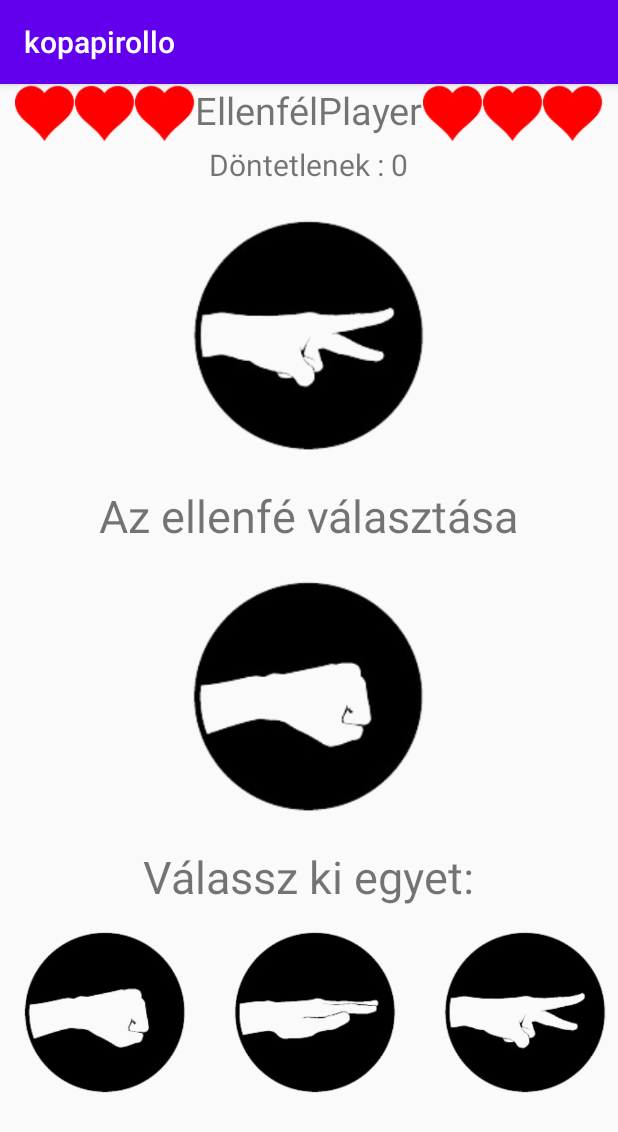
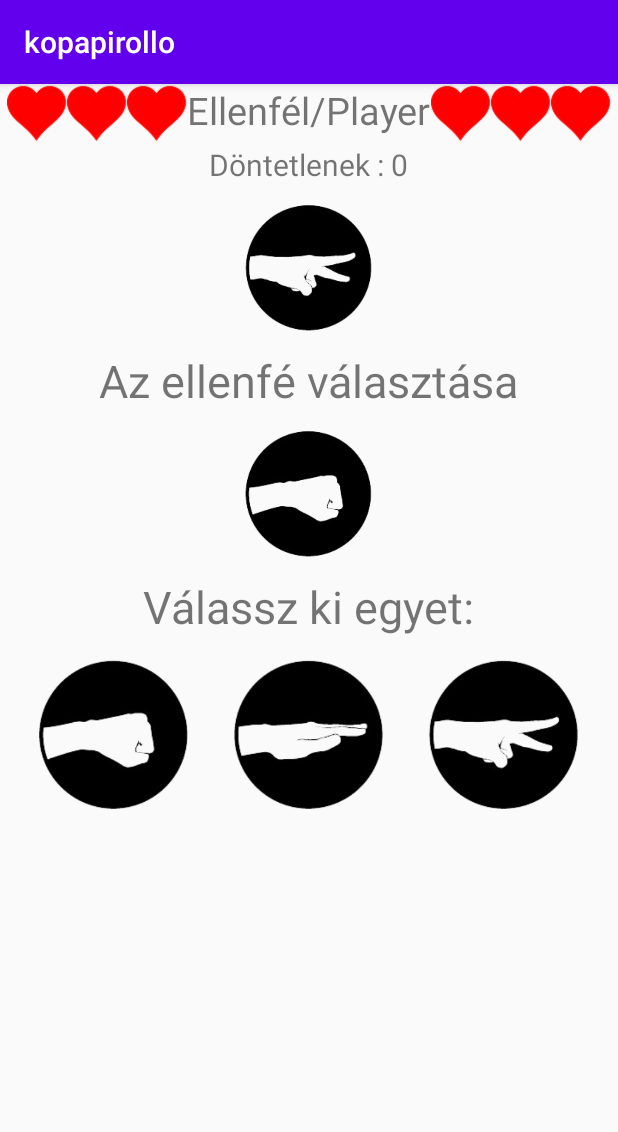
Before and after one commit to Keve001/kopapirollo_, an Android app: the screen it shows after launch (MainActivity), on a phone screen of 412 x 824 dp. Shown: the top 1132 px of the screen. Run offline under Robolectric (Android 15) with nearby library versions, the phone set to English and light mode, and no system bars.

Commit message:
teljes 2.0

```diff
--- a/app/src/main/java/com/example/kopapirollo/MainActivity.java
+++ b/app/src/main/java/com/example/kopapirollo/MainActivity.java
@@ -17,7 +17,7 @@ import java.util.Random;
 
 public class MainActivity extends AppCompatActivity {
     private ImageView sajatValasztas, gepValasztas, gep_hp1, gep_hp2, gep_hp3, jatekos_hp1, jatekos_hp2, jatekos_hp3;
-    private Button buttonKo, buttonOllo, buttonPapir;
+
     private Random random;
     private TextView dontetlen;
     private int valasztas,dontetlenPont,maxJatekosHp,maxGepHp,rand;
@@ -36,8 +36,9 @@ public class MainActivity extends AppCompatActivity {
             public void onClick(View v) {
                 valasztas = 1;
                 sajatValasztas.setImageResource(R.drawable.rock);
+                gepValasztasa();
                 jatek();
-                gepValasztasa();
+
 
             }
         });
@@ -46,8 +47,9 @@ public class MainActivity extends AppCompatActivity {
             public void onClick(View v) {
                 valasztas = 2;
                 sajatValasztas.setImageResource(R.drawable.paper);
+                gepValasztasa();
                 jatek();
-                gepValasztasa();
+
             }
         });
 
@@ -56,19 +58,44 @@ public class MainActivity extends AppCompatActivity {
             public void onClick(View v) {
                 valasztas = 3;
                 sajatValasztas.setImageResource(R.drawable.scissors);
+                gepValasztasa();
                 jatek();
-                gepValasztasa();
             }
         });
     }
         private void gepValasztasa() {
-        rand = random.nextInt(3) + 1;
+            rand = random.nextInt(4);
             if (rand == 1) {
                 gepValasztas.setImageResource(R.drawable.rock);
             } else if (rand == 2) {
                 gepValasztas.setImageResource(R.drawable.paper);
             } else if (rand == 3) {
                 gepValasztas.setImageResource(R.drawable.scissors);
+            }
+        }
+
+        private void jatek () {
+            if (valasztas == 1 && rand == 3) {
+                gepEletvesztes();
+            } else if (valasztas == 1 && rand == 2) {
+                jatekosEletvesztes();
+            } else if (valasztas == 2 && rand == 1) {
+                gepEletvesztes();
+            } else if (valasztas == 2 && rand == 3) {
+                jatekosEletvesztes();
+            } else if (valasztas == 3 && rand == 1) {
+                jatekosEletvesztes();
+            } else if (valasztas == 3 && rand == 2) {
+                gepEletvesztes();
+            } else if (valasztas == 1 && rand == 1) {
+                dontetlenPont++;
+                dontetlen.setText("döntetlenek:" + dontetlenPont);
+            } else if (valasztas == 2 && rand == 2) {
+                dontetlenPont++;
+                dontetlen.setText("döntetlenek:" + dontetlenPont);
+            } else if (valasztas == 3 && rand == 3) {
+                dontetlenPont++;
+                dontetlen.setText("döntetlenek:" + dontetlenPont);
             }
         }
         private void jatekosEletvesztes() {
@@ -116,38 +143,13 @@ public class MainActivity extends AppCompatActivity {
                     break;
             }
         }
-        private void jatek () {
-            if (valasztas == 1 && rand == 3) {
-                gepEletvesztes();
-            } else if (valasztas == 1 && rand == 2) {
-                jatekosEletvesztes();
-            } else if (valasztas == 2 && rand == 1) {
-                gepEletvesztes();
-            } else if (valasztas == 2 && rand == 3) {
-                jatekosEletvesztes();
-            } else if (valasztas == 3 && rand == 1) {
-                jatekosEletvesztes();
-            } else if (valasztas == 3 && rand == 2) {
-                gepEletvesztes();
-            } else if (valasztas == 1 && rand == 1) {
-                dontetlenPont++;
-                dontetlen.setText("döntetlenek" + dontetlenPont);
-            } else if (valasztas == 2 && rand == 2) {
-                dontetlenPont++;
-                dontetlen.setText("döntetlenek" + dontetlenPont);
-            } else if (valasztas == 3 && rand == 3) {
-                dontetlenPont++;
-                dontetlen.setText("döntetlenek:" + dontetlenPont);
-            }
-        }
-
         private void init()
         {
             sajatValasztas = findViewById(R.id.sajat);
             gepValasztas = findViewById(R.id.alap);
-            buttonKo = findViewById(R.id.ko);
-            buttonOllo = findViewById(R.id.ollo);
-            buttonPapir = findViewById(R.id.papir);
+            koButton = findViewById(R.id.ko);
+            olloButton = findViewById(R.id.ollo);
+            papirButton = findViewById(R.id.papir);
             dontetlen = findViewById(R.id.dontetlen);
             random = new Random();
             valasztas = 0;
@@ -177,7 +179,7 @@ public class MainActivity extends AppCompatActivity {
 
 
             builder = new AlertDialog.Builder(MainActivity.this);
-            builder.setMessage("Akarsz mé egyet játszani?");
+            builder.setMessage("Akarsz mégegyet játszani?");
             builder.setPositiveButton("Igen", new DialogInterface.OnClickListener() {
                 @Override
                 public void onClick(DialogInterface dialog, int which) {
--- a/app/src/main/res/layout/activity_main.xml
+++ b/app/src/main/res/layout/activity_main.xml
@@ -36,7 +36,7 @@
             android:layout_width="wrap_content"
             android:layout_height="wrap_content"
             android:textSize="25sp"
-            android:text="Player"
+            android:text="/Player"
             />
         <ImageView
             android:layout_width="40dp"
@@ -64,7 +64,7 @@
         />
     <ImageView
         android:layout_width="wrap_content"
-        android:layout_height="200dp"
+        android:layout_height="110dp"
         android:id="@+id/alap"
         android:src="@drawable/scissors"
         />
@@ -77,7 +77,7 @@
 
     <ImageView
         android:layout_width="wrap_content"
-        android:layout_height="200dp"
+        android:layout_height="110dp"
         android:id="@+id/sajat"
         android:src="@drawable/rock"
         />
@@ -91,20 +91,20 @@
         android:layout_width="wrap_content"
         android:layout_height="wrap_content">
         <Button
-            android:layout_width="140dp"
-            android:layout_height="140dp"
+            android:layout_width="130dp"
+            android:layout_height="130dp"
             android:background="@drawable/rock"
             android:id="@+id/ko"
             />
         <Button
-            android:layout_width="140dp"
-            android:layout_height="140dp"
+            android:layout_width="130dp"
+            android:layout_height="130dp"
             android:background="@drawable/paper"
             android:id="@+id/papir"
             />
         <Button
-            android:layout_width="140dp"
-            android:layout_height="140dp"
+            android:layout_width="130dp"
+            android:layout_height="130dp"
             android:background="@drawable/scissors"
             android:id="@+id/ollo"
 
```
Also changed, not shown: app/src/main/res/layout/nyert.xml (+7 -6 lines). Lines whose indentation alone changed are shown as unchanged.
